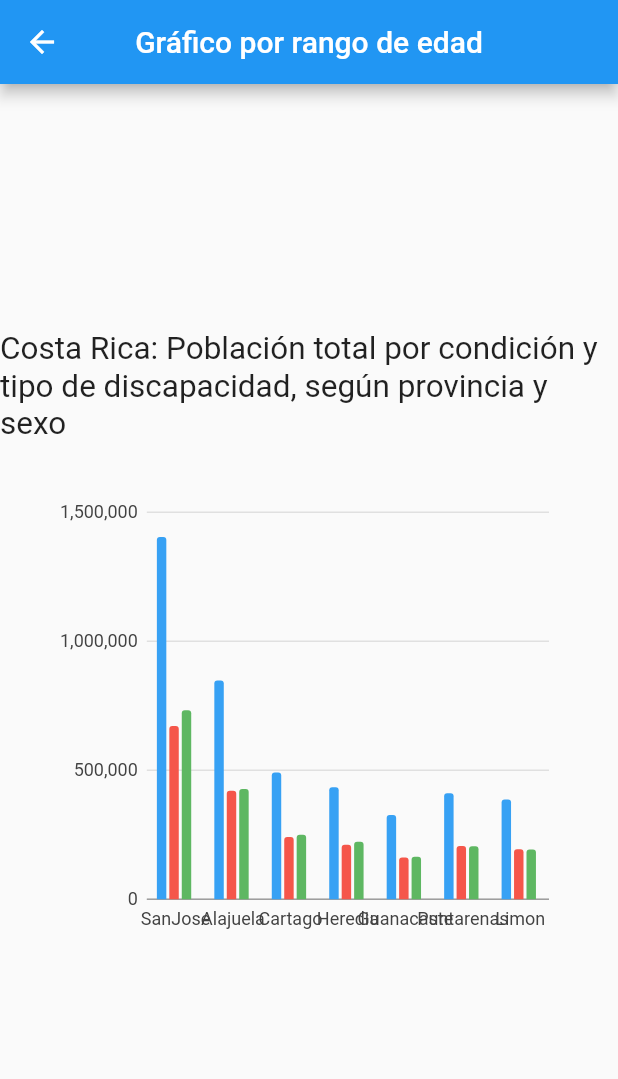
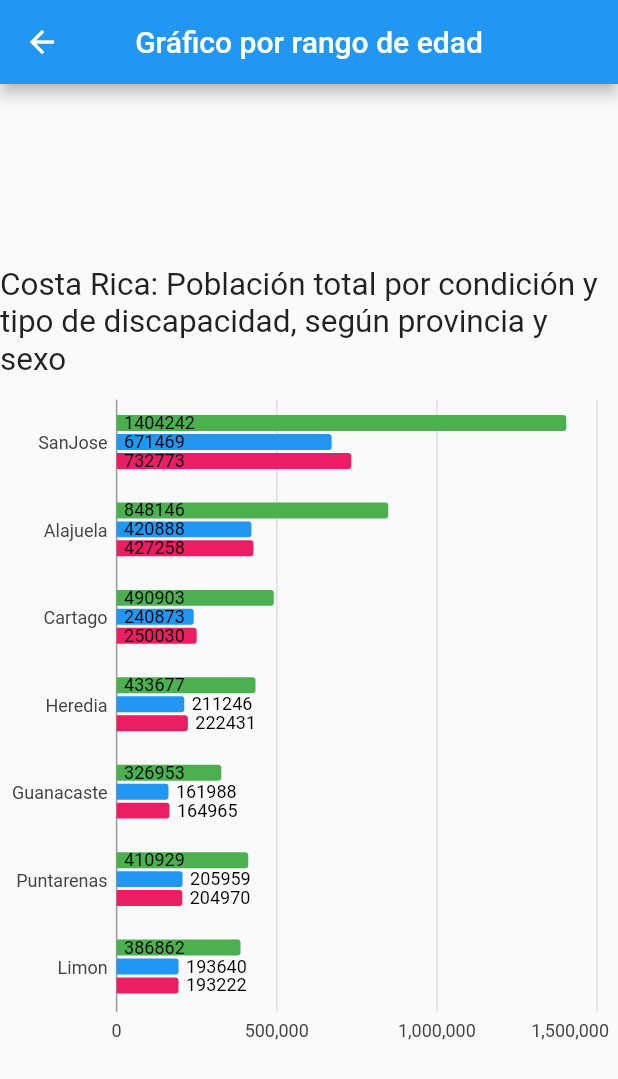
Before and after one commit to Barbara24/Visualizacion1, a Flutter app: the Bars screen opened directly, on a phone screen of 412 x 824 dp. Shown: the top 1079 px of the screen. Run offline on Flutter 3.47's test engine with Material 2 defaults, Android fonts, the phone set to English and light mode, and no system bars; our stand-ins replace charts_flutter.

Commit message:
[Update] Graphs

```diff
--- a/first_project/lib/bars.dart
+++ b/first_project/lib/bars.dart
@@ -15,39 +15,37 @@ class Bars extends StatefulWidget{
 }
 
 class BarsState extends State<Bars>{
-  List<int> clicksCount = [12,24,10];
-  int actualClickData = 0;
 
   @override
   Widget build(BuildContext context) {
     final provinciaData = [
-      new Provincia('SanJose',"Total", 1404242,"23782","9169","46533","15575","11765","9981","1248593", Colors.red),
-      new Provincia('Alajuela',"Total",848146 ,"14081","5738","27374","9767","6765","5381","764280", Colors.red),
-      new Provincia('Cartago',"Total", 490903,"7074","2785","14617","5241","4288","2904","445991", Colors.red),
-      new Provincia('Heredia',"Total", 433677,"6113","2328","12296","4115","2858","2498","390512", Colors.red),
-      new Provincia('Guanacaste',"Total", 326953,"5722","2775","11389","3883","3053","1904","291306", Colors.red),
-      new Provincia('Puntarenas',"Total", 410929,"7564","3492","15157","5437","3762","2345","364610", Colors.red),
-      new Provincia('Limon',"Total", 386862,"6373","3126","13014","4841","2925","1958","343571", Colors.red),
+      new Provincia('SanJose',"Total", 1404242,"23782","9169","46533","15575","11765","9981","1248593", Colors.green),
+      new Provincia('Alajuela',"Total",848146 ,"14081","5738","27374","9767","6765","5381","764280", Colors.green),
+      new Provincia('Cartago',"Total", 490903,"7074","2785","14617","5241","4288","2904","445991", Colors.green),
+      new Provincia('Heredia',"Total", 433677,"6113","2328","12296","4115","2858","2498","390512", Colors.green),
+      new Provincia('Guanacaste',"Total", 326953,"5722","2775","11389","3883","3053","1904","291306", Colors.green),
+      new Provincia('Puntarenas',"Total", 410929,"7564","3492","15157","5437","3762","2345","364610", Colors.green),
+      new Provincia('Limon',"Total", 386862,"6373","3126","13014","4841","2925","1958","343571", Colors.green),
     ];
 
     final hombresData = [
-      new Provincia('SanJose',"Hombres", 671469,"11599","4998","19297","6661","6488","4989","600779", Colors.red),
-      new Provincia('Alajuela',"Hombres", 420888,"7780","3230","13153","4783","3885","2851","379021", Colors.red),
-      new Provincia('Cartago',"Hombres", 240873,"3632","1560","6599","2432","2420","1587","219157", Colors.red),
-      new Provincia('Heredia',"Hombres", 211246,"3169","1281","5468","1826","1666","1297","190657", Colors.red),
-      new Provincia('Guanacaste',"Hombres", 161988,"3056","1640","5488","1906","1713","1033","144471", Colors.red),
-      new Provincia('Puntarenas',"Hombres", 205959,"4414","2041","7534","2841","2154","1301","182159", Colors.red),
-      new Provincia('Limon',"Hombres", 193640,"3590","1845","6732","2552","1642","1068","171424", Colors.red),
+      new Provincia('SanJose',"Hombres", 671469,"11599","4998","19297","6661","6488","4989","600779", Colors.blue),
+      new Provincia('Alajuela',"Hombres", 420888,"7780","3230","13153","4783","3885","2851","379021", Colors.blue),
+      new Provincia('Cartago',"Hombres", 240873,"3632","1560","6599","2432","2420","1587","219157", Colors.blue),
+      new Provincia('Heredia',"Hombres", 211246,"3169","1281","5468","1826","1666","1297","190657", Colors.blue),
+      new Provincia('Guanacaste',"Hombres", 161988,"3056","1640","5488","1906","1713","1033","144471", Colors.blue),
+      new Provincia('Puntarenas',"Hombres", 205959,"4414","2041","7534","2841","2154","1301","182159", Colors.blue),
+      new Provincia('Limon',"Hombres", 193640,"3590","1845","6732","2552","1642","1068","171424", Colors.blue),
     ];
 
     final mujeresData = [
-      new Provincia('SanJose',"Mujeres", 732773,"12183","4171","27236","8914","5277","4992","647814", Colors.red),
-      new Provincia('Alajuela',"Mujeres", 427258,"6301","2508","14221","4984","2880","2530","385259", Colors.red),
-      new Provincia('Cartago',"Mujeres", 250030,"3442","1225","8018","2809","1868","1317","226834", Colors.red),
-      new Provincia('Heredia',"Mujeres", 222431,"2944","1047","6828","2289","1192","1201","199855", Colors.red),
-      new Provincia('Guanacaste',"Mujeres",164965,"2666","1135","5901","1977","1340","871","146835", Colors.red),
-      new Provincia('Puntarenas',"Mujeres",204970,"3150","1451","7623","2596","1608","1044","182451", Colors.red),
-      new Provincia('Limon',"Mujeres",193222,"2783","1281","6282","2289","1283","890","172147", Colors.red),
+      new Provincia('SanJose',"Mujeres", 732773,"12183","4171","27236","8914","5277","4992","647814", Colors.pink),
+      new Provincia('Alajuela',"Mujeres", 427258,"6301","2508","14221","4984","2880","2530","385259", Colors.pink),
+      new Provincia('Cartago',"Mujeres", 250030,"3442","1225","8018","2809","1868","1317","226834", Colors.pink),
+      new Provincia('Heredia',"Mujeres", 222431,"2944","1047","6828","2289","1192","1201","199855", Colors.pink),
+      new Provincia('Guanacaste',"Mujeres",164965,"2666","1135","5901","1977","1340","871","146835", Colors.pink),
+      new Provincia('Puntarenas',"Mujeres",204970,"3150","1451","7623","2596","1608","1044","182451", Colors.pink),
+      new Provincia('Limon',"Mujeres",193222,"2783","1281","6282","2289","1283","890","172147", Colors.pink),
     ];
 
     var series = [
@@ -56,33 +54,53 @@ class BarsState extends State<Bars>{
         domainFn: (Provincia provincia, _) => provincia.provincia,
         measureFn: (Provincia provincia, _) => provincia.poblacionTotal,
         data: provinciaData,
-        colorFn: (_, __) => charts.MaterialPalette.blue.shadeDefault,
-        fillColorFn: (_, __) =>
-        charts.MaterialPalette.blue.shadeDefault.lighter,
+        labelAccessorFn: (Provincia d, _) =>
+          '${d.poblacionTotal.toString()}',
+        outsideLabelStyleAccessorFn: (Provincia d, _) {
+          return new charts.TextStyleSpec(color: charts.MaterialPalette.black);
+        },
+        insideLabelStyleAccessorFn: (Provincia d, _) {
+          return new charts.TextStyleSpec(color: charts.MaterialPalette.black);
+        },
+        colorFn: (_, __) => charts.MaterialPalette.green.shadeDefault,
       ),
       new charts.Series<Provincia, String>(
         id: 'Hombres',
         domainFn: (Provincia provincia, _) => provincia.provincia,
         measureFn: (Provincia provincia, _) => provincia.poblacionTotal,
         data: hombresData,
-        colorFn: (_, __) => charts.MaterialPalette.red.shadeDefault,
-        fillColorFn: (_, __) =>
-        charts.MaterialPalette.red.shadeDefault.lighter,
+        labelAccessorFn: (Provincia d, _) =>
+        '${d.poblacionTotal.toString()}',
+        outsideLabelStyleAccessorFn: (Provincia d, _) {
+          return new charts.TextStyleSpec(color: charts.MaterialPalette.black);
+        },
+        insideLabelStyleAccessorFn: (Provincia d, _) {
+          return new charts.TextStyleSpec(color: charts.MaterialPalette.black);
+        },
+        colorFn: (_, __) => charts.MaterialPalette.blue.shadeDefault,
       ),
       new charts.Series<Provincia, String>(
         id: 'Mujeres',
         domainFn: (Provincia provincia, _) => provincia.provincia,
         measureFn: (Provincia provincia, _) => provincia.poblacionTotal,
         data: mujeresData,
-        colorFn: (_, __) => charts.MaterialPalette.green.shadeDefault,
-        fillColorFn: (_, __) =>
-        charts.MaterialPalette.green.shadeDefault.lighter,
+        labelAccessorFn: (Provincia d, _) =>
+        '${d.poblacionTotal.toString()}',
+        outsideLabelStyleAccessorFn: (Provincia d, _) {
+          return new charts.TextStyleSpec(color: charts.MaterialPalette.black);
+        },
+        insideLabelStyleAccessorFn: (Provincia d, _) {
+          return new charts.TextStyleSpec(color: charts.MaterialPalette.black);
+        },
+        colorFn: (_, __) => charts.MaterialPalette.pink.shadeDefault,
       ),
     ];
 
     var chart = new charts.BarChart(
       series,
       animate: true,
+      vertical: false,
+      barRendererDecorator: new charts.BarLabelDecorator<String>(),
       barGroupingType: charts.BarGroupingType.grouped,
       );
       return Scaffold(
@@ -97,9 +115,9 @@ class BarsState extends State<Bars>{
                 'Costa Rica: Población total por condición y tipo de discapacidad, según provincia y sexo', textScaleFactor: 1.5
             ),
             Padding(
-            padding: new EdgeInsets.all(32.0),
+              padding: new EdgeInsets.all(0.0),
               child: new SizedBox(
-              height: 300.0,
+                height: 450.0,
                 child: chart,
               ),
             ),
@@ -108,11 +126,3 @@ class BarsState extends State<Bars>{
       );
   }
 }
-
-/// Sample ordinal data type.
-class OrdinalSales {
-  final String year;
-  final int sales;
-
-  OrdinalSales(this.year, this.sales);
-}
--- a/first_project/lib/edades.dart
+++ b/first_project/lib/edades.dart
@@ -6,6 +6,7 @@ class Edades {
   final int rangoEdades;
   final int poblacionTotal;
   final String lentesPuestos;
+  final String oir;
   final String hablar;
   final String caminar;
   final String brazos;
@@ -13,10 +14,11 @@ class Edades {
   final String mental;
   final String ninguna;
   final charts.Color color;
+  final String rango;
 
 
-  Edades(this.rangoEdades, this.poblacionTotal, this.lentesPuestos, this.hablar, this.caminar, this.brazos, this.intelectual,
-          this.mental,this.ninguna,Color color)
+  Edades(this.rangoEdades, this.poblacionTotal, this.lentesPuestos, this.oir, this.hablar, this.caminar, this.brazos, this.intelectual,
+          this.mental,this.ninguna,Color color, this.rango)
       : this.color = new charts.Color(
       r: color.red, g: color.green, b: color.blue, a: color.alpha);
 }
```
Also changed, not shown: first_project/lib/bubbles.dart (+17 -26 lines). Lines whose indentation alone changed are shown as unchanged.
